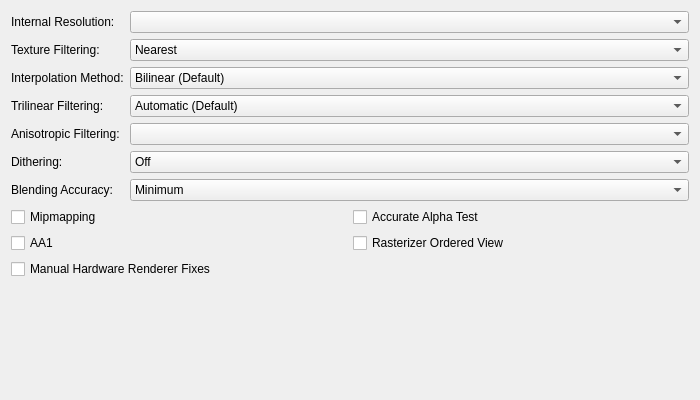
Old version of the form pcsx2-qt/Settings/GraphicsHardwareRenderingSettingsTab.ui in the repository maekawa-mugi/pcsx2-basement.
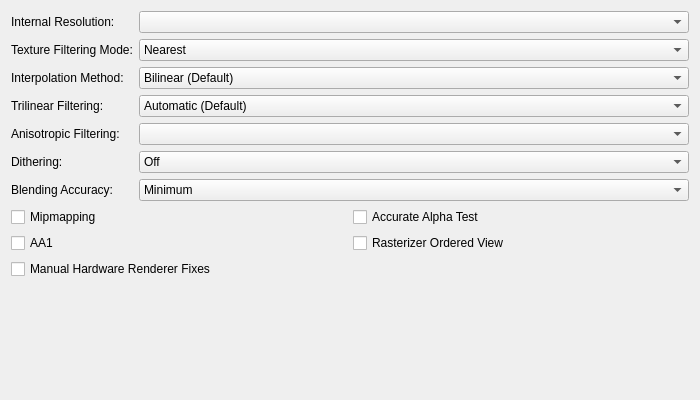
New version of the form.

Commit message: Clarify hardware filtering mode independently of reconstruction kernel

The edit to the form file:
```diff
--- a/pcsx2-qt/Settings/GraphicsHardwareRenderingSettingsTab.ui
+++ b/pcsx2-qt/Settings/GraphicsHardwareRenderingSettingsTab.ui
@@ -17,7 +17,7 @@
    <item row="1" column="0">
     <widget class="QLabel" name="textureFilteringLabel">
      <property name="text">
-      <string>Texture Filtering:</string>
+      <string>Texture Filtering Mode:</string>
      </property>
      <property name="buddy">
       <cstring>textureFiltering</cstring>
```
Left out of the diff: 6 changed lines with no effect on the pictures.
